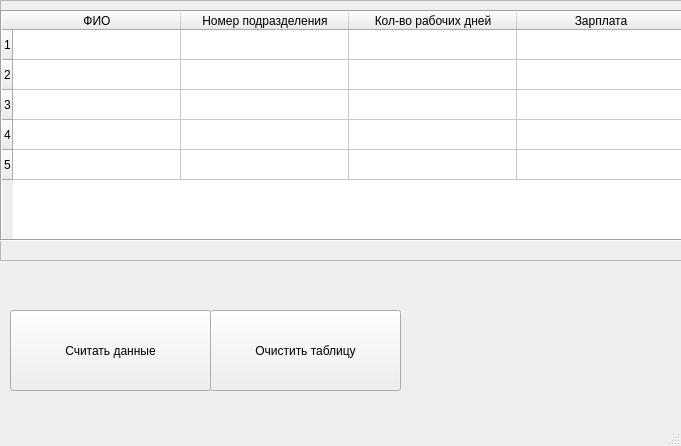
Qt form employee.ui (TimohaSheff/Task_6) before a commit.
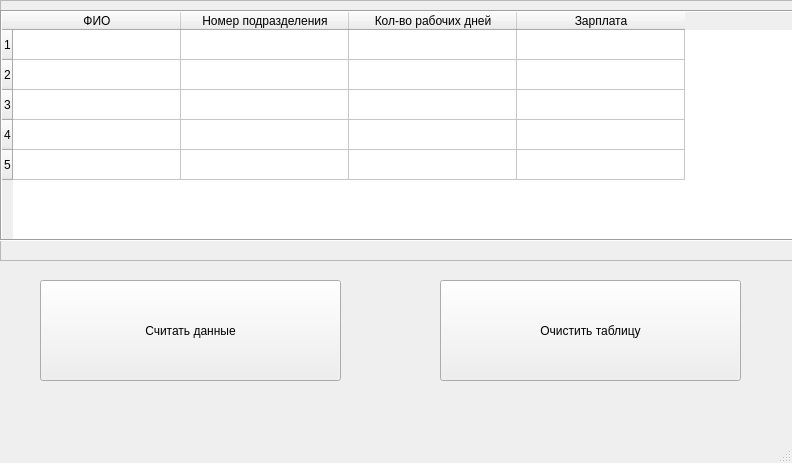
The same form after that commit.

```diff
--- a/employee.ui
+++ b/employee.ui
@@ -9,8 +9,8 @@
    <rect>
     <x>0</x>
     <y>0</y>
-    <width>681</width>
-    <height>446</height>
+    <width>792</width>
+    <height>463</height>
    </rect>
   </property>
   <property name="windowTitle">
@@ -80,32 +80,32 @@
      </column>
     </widget>
    </widget>
-   <widget class="QPushButton" name="pushButton_2">
-    <property name="geometry">
-     <rect>
-      <x>210</x>
-      <y>310</y>
-      <width>191</width>
-      <height>81</height>
-     </rect>
-    </property>
-    <property name="text">
-     <string>Очистить таблицу</string>
-    </property>
-   </widget>
    <widget class="QPushButton" name="pushButton">
     <property name="geometry">
      <rect>
-      <x>10</x>
-      <y>310</y>
-      <width>201</width>
-      <height>81</height>
+      <x>40</x>
+      <y>280</y>
+      <width>301</width>
+      <height>101</height>
      </rect>
     </property>
     <property name="text">
      <string>Считать данные</string>
     </property>
    </widget>
+   <widget class="QPushButton" name="pushButton_2">
+    <property name="geometry">
+     <rect>
+      <x>440</x>
+      <y>280</y>
+      <width>301</width>
+      <height>101</height>
+     </rect>
+    </property>
+    <property name="text">
+     <string>Очистить таблицу</string>
+    </property>
+   </widget>
   </widget>
   <widget class="QMenuBar" name="menubar">
    <property name="geometry">
```
Left out of the diff: 23 changed lines with no effect on the pictures.
